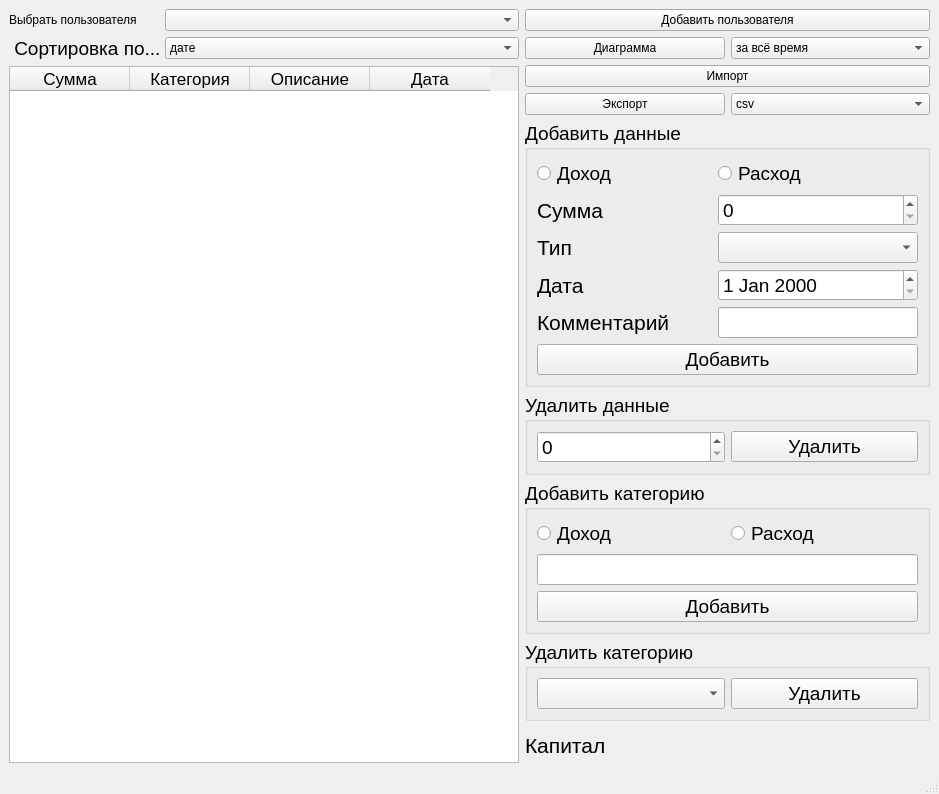
Before: the Qt Designer form MainWindow.ui in Veter-ok/bookkeeping, drawn with Qt 5.
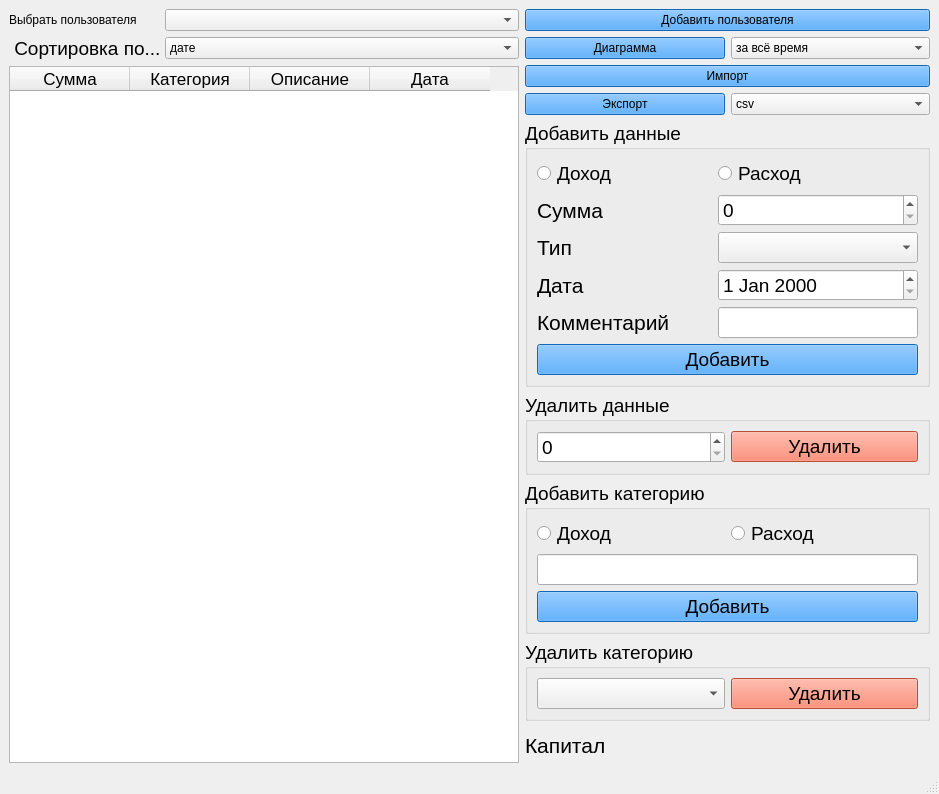
After: the same form once the commit is applied.

Patch:
```diff
--- a/MainWindow.ui
+++ b/MainWindow.ui
@@ -31,6 +31,9 @@
        </item>
        <item>
         <widget class="QPushButton" name="btnDeletePayment">
+         <property name="styleSheet">
+          <string notr="true">background-color: #FC6E50</string>
+         </property>
          <property name="text">
           <string>Удалить</string>
          </property>
@@ -107,6 +110,9 @@
        </item>
        <item row="6" column="0" colspan="2">
         <widget class="QPushButton" name="btnAddData">
+         <property name="styleSheet">
+          <string notr="true">background-color: DodgerBlue</string>
+         </property>
          <property name="text">
           <string>Добавить</string>
          </property>
@@ -176,6 +182,9 @@
        </item>
        <item row="3" column="0" colspan="2">
         <widget class="QPushButton" name="btnAddType">
+         <property name="styleSheet">
+          <string notr="true">background-color: DodgerBlue</string>
+         </property>
          <property name="text">
           <string>Добавить</string>
          </property>
@@ -207,6 +216,9 @@
        </item>
        <item>
         <widget class="QPushButton" name="btnDeleteType">
+         <property name="styleSheet">
+          <string notr="true">background-color: #FC6E50</string>
+         </property>
          <property name="text">
           <string>Удалить</string>
          </property>
@@ -219,6 +231,9 @@
      <layout class="QHBoxLayout" name="horizontalLayout_3">
       <item>
        <widget class="QPushButton" name="btnImportPayments">
+        <property name="styleSheet">
+         <string notr="true">background-color: DodgerBlue</string>
+        </property>
         <property name="text">
          <string>Импорт</string>
         </property>
@@ -242,6 +257,9 @@
      <layout class="QHBoxLayout" name="horizontalLayout_2">
       <item>
        <widget class="QPushButton" name="btnExportPayments">
+        <property name="styleSheet">
+         <string notr="true">background-color: DodgerBlue</string>
+        </property>
         <property name="text">
          <string>Экспорт</string>
         </property>
@@ -262,6 +280,9 @@
      <layout class="QHBoxLayout" name="horizontalLayout">
       <item>
        <widget class="QPushButton" name="btnChart">
+        <property name="styleSheet">
+         <string notr="true">background-color: DodgerBlue</string>
+        </property>
         <property name="text">
          <string>Диаграмма</string>
         </property>
@@ -290,6 +311,9 @@
     </item>
     <item row="0" column="2">
      <widget class="QPushButton" name="btnAddUser">
+      <property name="styleSheet">
+       <string notr="true">background-color: DodgerBlue</string>
+      </property>
       <property name="text">
        <string>Добавить пользователя</string>
       </property>
```
